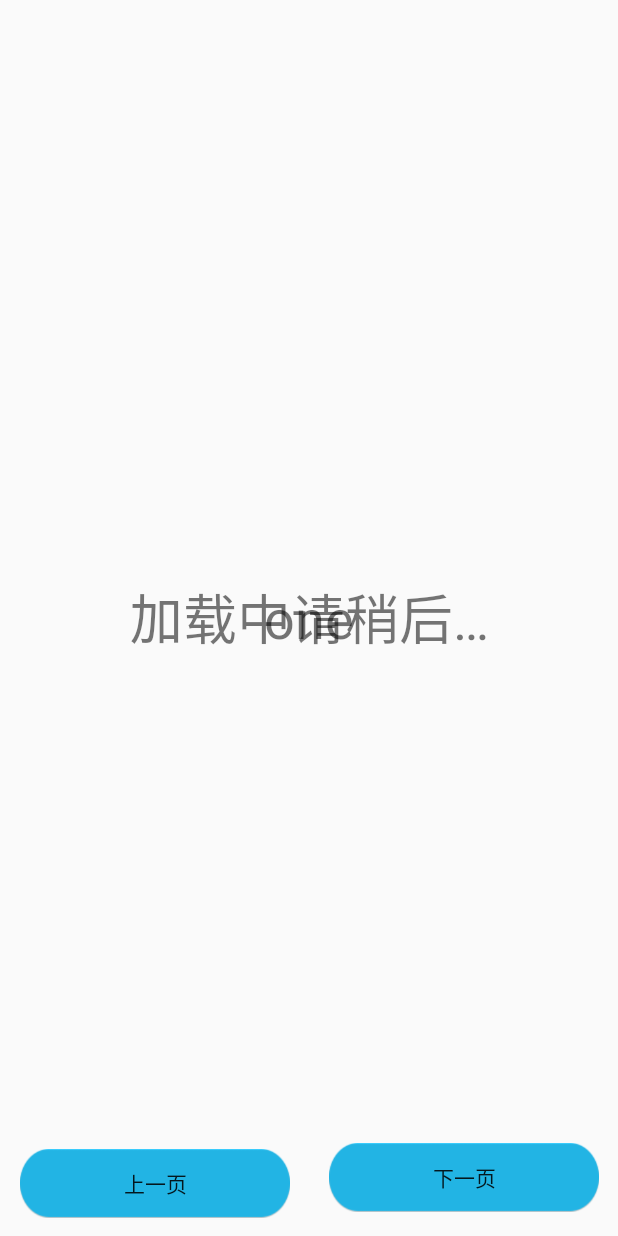
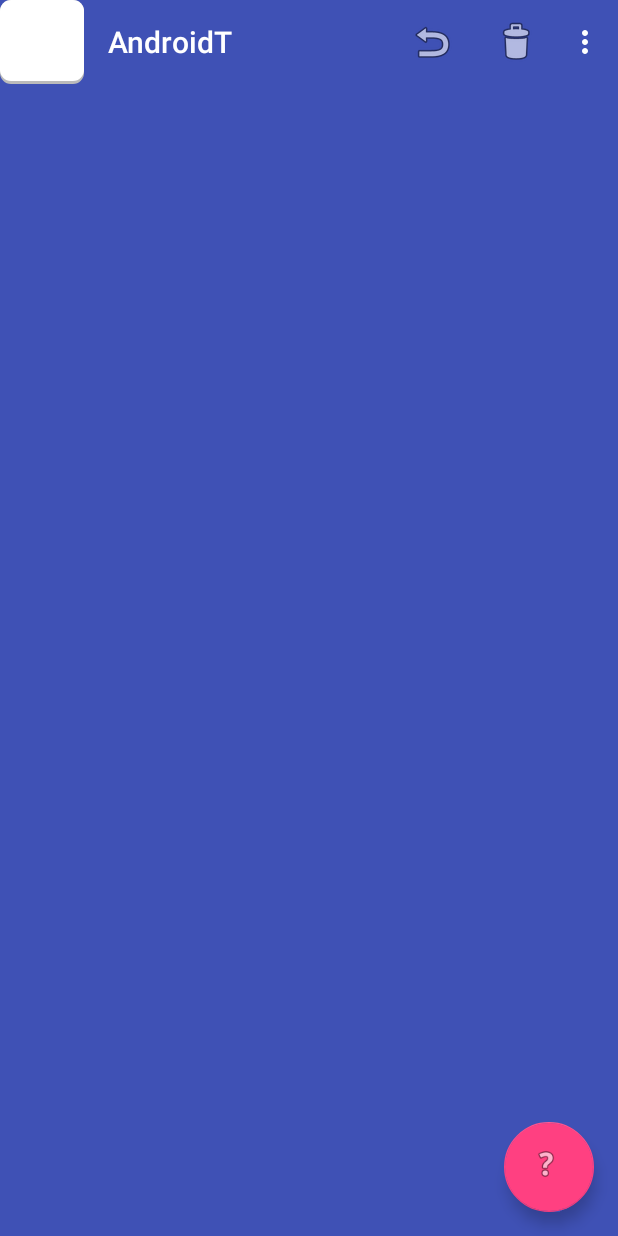
Before and after one commit to kaixinzzy/AndroidT, an Android app: the screen it shows after launch (ViewPagerActivity before the commit, DesignActivity after it), on a phone screen of 412 x 824 dp. Run offline under Robolectric (Android 15) with nearby library versions, the phone set to English and light mode, and no system bars; libraries missing offline, so code that uses them is left out: com.blankj.utilcode, com.squareup.leakcanary, org.apache.log4j; 3 statements that could not run were skipped.

Commit message:
Material Design

```diff
--- a/app/src/main/AndroidManifest.xml
+++ b/app/src/main/AndroidManifest.xml
@@ -78,9 +78,11 @@
         <activity android:name="com.zzy.android.constraintlayout.ConstraintActivity">
         </activity>
         <activity android:name="com.zzy.android.recyclerview.RecyclerActivity">
+        </activity>
+        <activity android:name="com.zzy.android.viewpager.ViewPagerActivity">
 
         </activity>
-        <activity android:name="com.zzy.android.viewpager.ViewPagerActivity">
+        <activity android:name="com.zzy.android.materialdesign.DesignActivity">
             <intent-filter>
                 <action android:name="android.intent.action.MAIN"/>
 
--- /dev/null
+++ b/app/src/main/java/com/zzy/android/materialdesign/DesignActivity.java
@@ -0,0 +1,135 @@
+package com.zzy.android.materialdesign;
+
+import android.graphics.Color;
+import android.os.Bundle;
+import android.support.annotation.NonNull;
+import android.support.design.widget.FloatingActionButton;
+import android.support.design.widget.NavigationView;
+import android.support.design.widget.Snackbar;
+import android.support.v4.view.GravityCompat;
+import android.support.v4.widget.DrawerLayout;
+import android.support.v4.widget.SwipeRefreshLayout;
+import android.support.v7.app.ActionBar;
+import android.support.v7.app.AppCompatActivity;
+import android.support.v7.widget.Toolbar;
+import android.view.Menu;
+import android.view.MenuItem;
+import android.view.View;
+import android.widget.TextView;
+
+import com.blankj.utilcode.util.ToastUtils;
+import com.zzy.event.ac.R;
+
+public class DesignActivity extends AppCompatActivity implements NavigationView.OnNavigationItemSelectedListener,
+        View.OnClickListener,
+        SwipeRefreshLayout.OnRefreshListener {
+    private Toolbar mToolbar;
+    private DrawerLayout mDrawerLayout;
+    private NavigationView mNavView;
+    private FloatingActionButton mFloatingAB;
+    private SwipeRefreshLayout mRefreshLayout;
+
+    @Override
+    protected void onCreate(Bundle savedInstanceState) {
+        super.onCreate(savedInstanceState);
+        setContentView(R.layout.activity_design);
+        mToolbar = findViewById(R.id.toolbar);
+        setSupportActionBar(mToolbar);
+
+        mDrawerLayout = findViewById(R.id.drawer);
+        ActionBar actionBar = getSupportActionBar();
+        if (actionBar != null) {
+            actionBar.setDisplayHomeAsUpEnabled(true);// 显示导航按钮
+            actionBar.setHomeAsUpIndicator(R.drawable.shape_image_border);// 替换左侧返回按钮图标
+        }
+
+        mNavView = findViewById(R.id.nav_view);
+        mNavView.setCheckedItem(R.id.nav_call);// 设置默认选中项
+        mNavView.setNavigationItemSelectedListener(this);
+
+        mFloatingAB = findViewById(R.id.fab);
+        mFloatingAB.setOnClickListener(this);
+
+        mRefreshLayout = findViewById(R.id.refresh);
+        mRefreshLayout.setColorSchemeResources(R.color.colorPrimary);// 刷新进度条颜色
+        mRefreshLayout.setOnRefreshListener(this);
+    }
+
+    @Override
+    public boolean onCreateOptionsMenu(Menu menu) {
+        getMenuInflater().inflate(R.menu.toolbar, menu);
+        return true;
+    }
+
+    @Override // Toolbar点击监听选项
+    public boolean onOptionsItemSelected(MenuItem item) {
+        switch (item.getItemId()) {
+            case android.R.id.home:
+                mDrawerLayout.openDrawer(GravityCompat.START);// 打开侧滑菜单
+                break;
+            case R.id.revert:
+                ToastUtils.showShort("You clicked revert");
+                break;
+            case R.id.delete:
+                ToastUtils.showShort("You clicked delete");
+                break;
+            case R.id.manage:
+                ToastUtils.showShort("You clicked manage");
+                break;
+                default:
+        }
+        return true;
+    }
+
+    @Override // navigation点击监听选项
+    public boolean onNavigationItemSelected(@NonNull MenuItem item) {
+        switch (item.getItemId()) {
+            case R.id.nav_call:
+                mDrawerLayout.closeDrawers();// 关闭侧滑菜单
+                ToastUtils.showShort("You clicked nav_call");
+                break;
+            case R.id.nav_add:
+                ToastUtils.showShort("You clicked nav_add");
+                break;
+            case R.id.nav_camera:
+                ToastUtils.showShort("You clicked nav_camera");
+                break;
+            case R.id.nav_edit:
+                ToastUtils.showShort("You clicked nav_edit");
+                break;
+            default:
+        }
+        return true;
+    }
+
+    @Override // FloatingActionButton点击监听选项
+    public void onClick(View view) {
+        switch (view.getId()) {
+            case R.id.fab:
+                // Snackbar.LENGTH_SHORT        短时间显示
+                // Snackbar.LENGTH_LONG         长时间显示
+                // Snackbar.LENGTH_INDEFINITE   一直显示，只有当用户触发Action点击事件或手动删除时才会消失
+                Snackbar snackbar = Snackbar.make(view, "您确定要删除本条数据吗?", Snackbar.LENGTH_SHORT)
+                        .setAction("确定", new View.OnClickListener() {
+                            @Override
+                            public void onClick(View view) {
+                                ToastUtils.showShort("确定");
+                            }
+                        });
+                snackbar.setActionTextColor(Color.YELLOW);// “确定”文字的颜色
+                View v = snackbar.getView();
+                v.setBackgroundColor(Color.RED);// 背景颜色
+                TextView textView = v.findViewById(android.support.design.R.id.snackbar_text);
+                textView.setTextColor(Color.WHITE);// 提示文字颜色
+                snackbar.show();
+                break;
+        }
+    }
+
+    @Override // 刷新数据监听
+    public void onRefresh() {
+        // 网络请求数据，并更新UI
+
+        mRefreshLayout.setRefreshing(false);// 完成后，关闭加载进度条
+    }
+}
--- a/app/src/main/java/com/zzy/def/base/APP.java
+++ b/app/src/main/java/com/zzy/def/base/APP.java
@@ -2,6 +2,7 @@ package com.zzy.def.base;
 
 import android.app.Application;
 
+import com.blankj.utilcode.util.Utils;
 import com.squareup.leakcanary.LeakCanary;
 import com.zzy.def.utils.CrashHandler;
 
@@ -16,8 +17,8 @@ public class APP extends Application {
         super.onCreate();
 
         initLeakCanary();//初始化Activity内存泄漏检测工具LeakCanary
-
         CrashHandler.getInstance().init(this);//异常捕获
+        Utils.init(this);// 工具集合
     }
 
     @Override
--- /dev/null
+++ b/app/src/main/res/layout/activity_design.xml
@@ -0,0 +1,82 @@
+<?xml version="1.0" encoding="utf-8"?>
+<!-- 侧滑菜单 -->
+<android.support.v4.widget.DrawerLayout
+    xmlns:android="http://schemas.android.com/apk/res/android"
+    xmlns:app="http://schemas.android.com/apk/res-auto"
+    xmlns:tools="http://schemas.android.com/tools"
+    tools:context="com.zzy.android.materialdesign.DesignActivity"
+    android:id="@+id/drawer"
+    android:layout_width="match_parent"
+    android:layout_height="match_parent">
+
+    <!--
+    FrameLayout的子类
+    使底部弹出Snackbar时，悬浮阴影按钮FloatingActionButton随之上移
+    -->
+    <android.support.design.widget.CoordinatorLayout
+        android:id="@+id/content"
+        android:layout_width="match_parent"
+        android:layout_height="match_parent">
+
+        <!--
+        由于CoordinatorLayout是FrameLayout的子类，Toolbar和RecyclerView都是match_parent
+        此时Toolbar会被遮挡，AppBarLayout可以解决此问题。
+        并实现Toolbar和RecyclerView的联动效果
+        -->
+        <android.support.design.widget.AppBarLayout
+            android:layout_width="match_parent"
+            android:layout_height="match_parent">
+
+            <!--
+            头部导航
+            scroll 当RecyclerView向上滚动时，Toolbar会跟着一起向上滚动并实现隐藏；
+            enterAlways 当RecyclerView向下滚动时，Toolbar会跟着一起向下滚动并重新显示；
+            snap 当Toolbar没有完全隐藏或显示时，会根据当前滚动的距离，自动选择隐藏还是显示;
+            -->
+            <android.support.v7.widget.Toolbar
+                android:id="@+id/toolbar"
+                android:layout_width="match_parent"
+                android:layout_height="?attr/actionBarSize"
+                android:background="?attr/colorPrimary"
+                android:theme="@style/ThemeOverlay.AppCompat.Dark.ActionBar"
+                app:popupTheme="@style/ThemeOverlay.AppCompat.Light"
+                app:layout_scrollFlags="scroll|enterAlways|snap"/>
+        </android.support.design.widget.AppBarLayout>
+
+        <!--
+        数据刷新进度条
+        将滚动距离发送给Toolbar，Toolbar根据滚动距离实现显示或隐藏自己的效果
+        app:layout_behavior="@string/appbar_scrolling_view_behavior"
+        -->
+        <android.support.v4.widget.SwipeRefreshLayout
+            android:id="@+id/refresh"
+            android:layout_width="match_parent"
+            android:layout_height="match_parent"
+            app:layout_behavior="@string/appbar_scrolling_view_behavior">
+
+            <android.support.v7.widget.RecyclerView
+                android:id="@+id/recycler"
+                android:layout_width="match_parent"
+                android:layout_height="match_parent" />
+        </android.support.v4.widget.SwipeRefreshLayout>
+
+        <!-- 悬浮阴影按钮 -->
+        <android.support.design.widget.FloatingActionButton
+            android:id="@+id/fab"
+            android:layout_width="60dp"
+            android:layout_height="60dp"
+            android:layout_gravity="bottom|end"
+            android:layout_margin="16dp"
+            android:src="@android:drawable/ic_menu_help" />
+    </android.support.design.widget.CoordinatorLayout>
+
+    <!-- 左侧滑入侧滑菜单：android:layout_gravity="start" -->
+    <android.support.design.widget.NavigationView
+        android:id="@+id/nav_view"
+        android:layout_width="match_parent"
+        android:layout_height="match_parent"
+        android:layout_gravity="start"
+        app:menu="@menu/nav_menu"
+        app:headerLayout="@layout/nav_header"/>
+
+</android.support.v4.widget.DrawerLayout>
--- /dev/null
+++ b/app/src/main/res/menu/nav_menu.xml
@@ -0,0 +1,22 @@
+<?xml version="1.0" encoding="utf-8"?>
+<menu xmlns:android="http://schemas.android.com/apk/res/android">
+    <!-- 单选 android:checkableBehavior="single" -->
+    <group android:checkableBehavior="single">
+        <item
+            android:id="@+id/nav_call"
+            android:icon="@android:drawable/ic_menu_call"
+            android:title="@string/call"/>
+        <item
+            android:id="@+id/nav_add"
+            android:icon="@android:drawable/ic_menu_add"
+            android:title="@string/add"/>
+        <item
+            android:id="@+id/nav_camera"
+            android:icon="@android:drawable/ic_menu_camera"
+            android:title="@string/camera"/>
+        <item
+            android:id="@+id/nav_edit"
+            android:icon="@android:drawable/ic_menu_edit"
+            android:title="@string/edit"/>
+    </group>
+</menu>
--- /dev/null
+++ b/app/src/main/res/menu/toolbar.xml
@@ -0,0 +1,19 @@
+<?xml version="1.0" encoding="utf-8"?>
+<menu xmlns:android="http://schemas.android.com/apk/res/android"
+      xmlns:app="http://schemas.android.com/apk/res-auto">
+    <item
+        android:id="@+id/revert"
+        android:title="@string/revert"
+        android:icon="@android:drawable/ic_menu_revert"
+        app:showAsAction="always"/>
+    <item
+        android:id="@+id/delete"
+        android:icon="@android:drawable/ic_menu_delete"
+        android:title="@string/delete"
+        app:showAsAction="ifRoom"/>
+    <item
+        android:id="@+id/manage"
+        android:icon="@android:drawable/ic_menu_manage"
+        android:title="@string/manage"
+        app:showAsAction="never"/>
+</menu>
--- a/app/src/main/res/values/strings.xml
+++ b/app/src/main/res/values/strings.xml
@@ -38,4 +38,13 @@
     <string name="page_up">上一页</string>
     <string name="page_down">下一页</string>
     <string name="loading">加载中请稍后…</string>
+    <string name="revert">Revert</string>
+    <string name="delete">Delete</string>
+    <string name="manage">Manage</string>
+    <string name="call">Call</string>
+    <string name="add">Add</string>
+    <string name="camera">Camera</string>
+    <string name="edit">Edit</string>
+    <string name="email">zhangzhiyagongzuo@163.com</string>
+    <string name="username">kaixinzzy</string>
 </resources>
```
Also changed, not shown: app/build.gradle (+12 -0 lines), app/src/main/res/layout/nav_header.xml (added, +36 -0 lines), app/src/main/res/drawable/tx.png (added).
